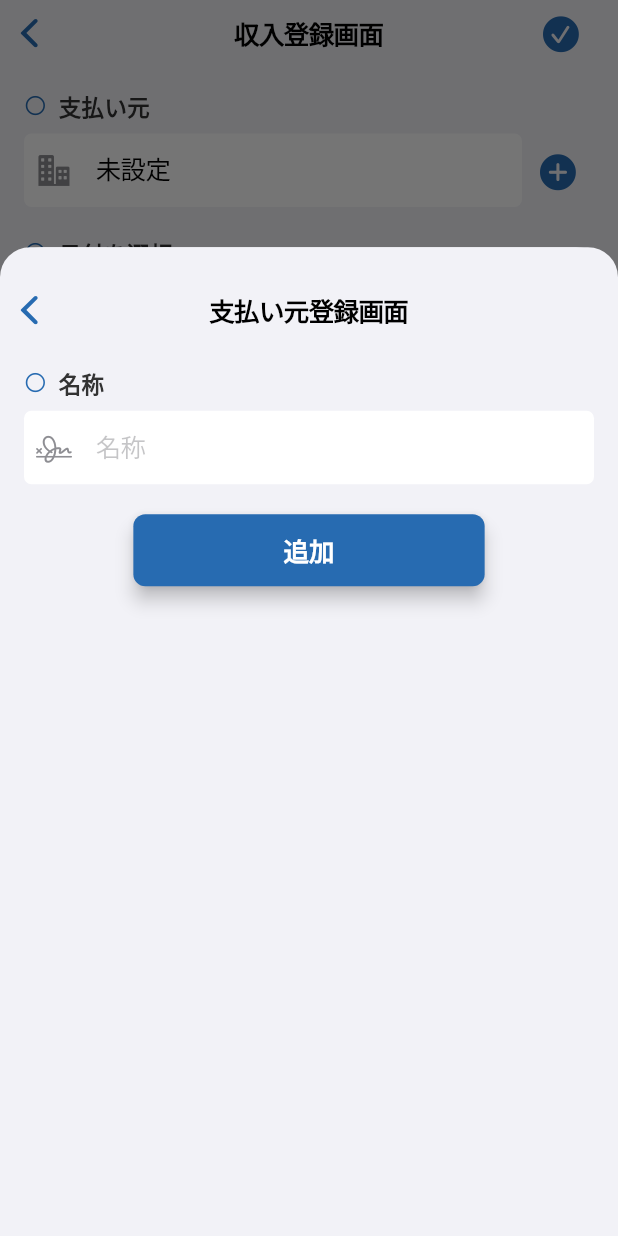
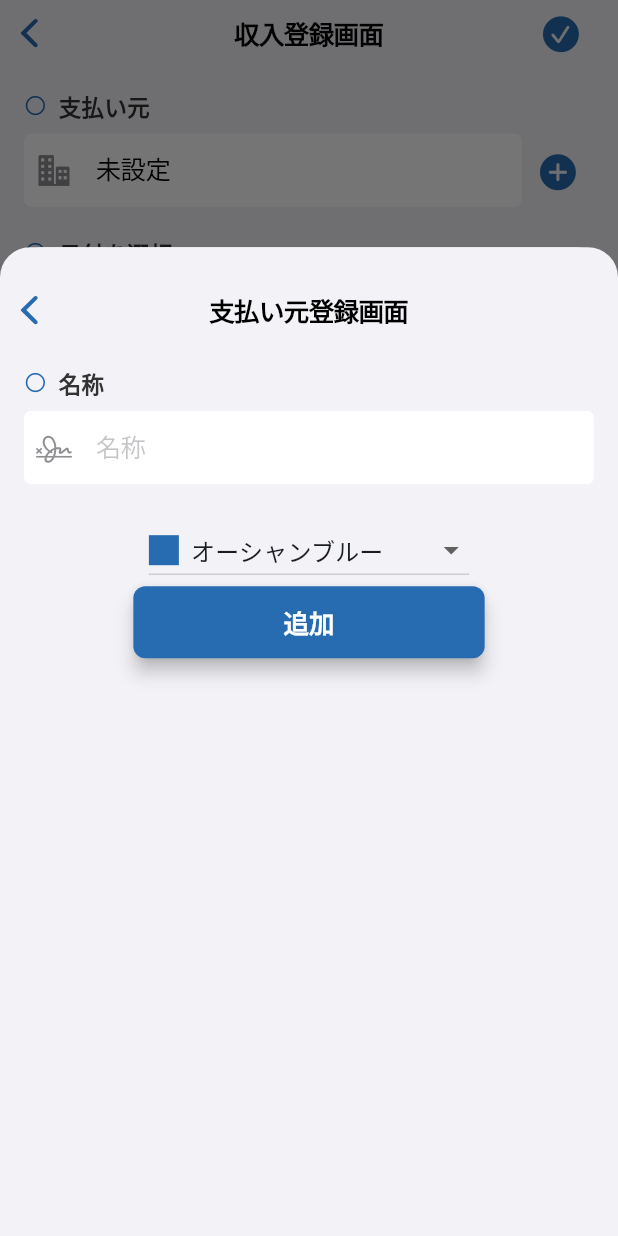
Before and after one commit to amefure/Flutter-Salary-App, a Flutter app: the InputSalaryView screen opened directly, after a tap on an icon or button, on a phone screen of 412 x 824 dp. Run offline on Flutter 3.47's test engine with Material 3 defaults, Android fonts, the phone set to English and light mode, and no system bars; our stand-ins replace realm, shared_preferences, webview_flutter; accounts and stored records are empty; generated files the repository leaves out were written again.

Commit message:
カラーを変更できるように修正

```diff
--- a/lib/viewmodels/payment_source_viewmodel.dart
+++ b/lib/viewmodels/payment_source_viewmodel.dart
@@ -1,4 +1,5 @@
 import 'package:flutter/material.dart';
+import 'package:salary/models/thema_color.dart';
 import 'package:salary/repository/realm_repository.dart';
 import '../models/salary.dart';
 
@@ -31,11 +32,13 @@ class PaymentSourceViewModel extends ChangeNotifier {
   }
 
   /// 更新
-  void update(String id, String name) {
+  void update(String id, String name, ThemaColor color) {
     // 更新処理
     _repository.updateById(id, (PaymentSource paymentSource) {
       // 名称
       paymentSource.name = name;
+      // カラー
+      paymentSource.themaColor = color.value;
     });
     fetchAll();
   }
--- a/lib/views/components/custom_text_field_view.dart
+++ b/lib/views/components/custom_text_field_view.dart
@@ -6,6 +6,7 @@ class CustomTextField extends StatelessWidget {
   final TextEditingController controller;
   final String labelText;
   final IconData prefixIcon;
+  final Color prefixIconColor;
   final TextInputType keyboardType;
   final bool readOnly;
   final Function()? onTap;
@@ -15,6 +16,7 @@ class CustomTextField extends StatelessWidget {
     required this.controller,
     required this.labelText,
     required this.prefixIcon,
+    this.prefixIconColor = CupertinoColors.systemGrey,
     this.keyboardType = TextInputType.number,
     this.readOnly = false,
     this.onTap,
@@ -50,7 +52,7 @@ class CustomTextField extends StatelessWidget {
           padding: EdgeInsets.symmetric(vertical: 12, horizontal: 16),
           prefix: Padding(
             padding: const EdgeInsets.only(left: 8),
-            child: Icon(prefixIcon, color: CupertinoColors.systemGrey),
+            child: Icon(prefixIcon, color: prefixIconColor),
           ),
           decoration: BoxDecoration(
             color: CupertinoColors.white, // 背景色
--- a/lib/views/domain/detail_salary_view.dart
+++ b/lib/views/domain/detail_salary_view.dart
@@ -65,9 +65,9 @@ class _DetailSalaryViewState extends State<DetailSalaryView> {
 
   /// 編集画面表示
   void _editSalary(Salary salary) {
-    Navigator.of(
-      context,
-    ).push(CupertinoPageRoute(builder: (context) => InputSalaryView(salary: salary)));
+    Navigator.of(context).push(
+      CupertinoPageRoute(builder: (context) => InputSalaryView(salary: salary)),
+    );
   }
 
   void _deleteSalary(
@@ -108,7 +108,12 @@ class _DetailSalaryViewState extends State<DetailSalaryView> {
         backgroundColor: CustomColors.foundation,
         body: SafeArea(
           child: SingleChildScrollView(
-            child: Column(
+            child: Consumer<SalaryViewModel>(
+              builder: (context, viewModel, child) {
+                if (viewModel.salaries.isEmpty) {
+                  return Center(child: Text('データがありません'));
+                }
+                return Column(
                   mainAxisAlignment: MainAxisAlignment.center,
                   crossAxisAlignment: CrossAxisAlignment.center,
                   children: [
@@ -130,6 +135,8 @@ class _DetailSalaryViewState extends State<DetailSalaryView> {
                     ),
                     const SizedBox(height: 500),
                   ],
+                );
+              },
             ),
           ),
         ),
--- a/lib/views/domain/input/input_payment_source.dart
+++ b/lib/views/domain/input/input_payment_source.dart
@@ -3,6 +3,7 @@ import 'package:flutter/material.dart';
 import 'package:provider/provider.dart';
 import 'package:realm/realm.dart';
 import 'package:salary/models/salary.dart';
+import 'package:salary/models/thema_color.dart';
 import 'package:salary/utilitys/custom_colors.dart';
 import 'package:salary/viewmodels/payment_source_viewmodel.dart';
 import 'package:salary/views/components/custom_elevated_button.dart';
@@ -19,6 +20,7 @@ class InputPaymentSourceView extends StatefulWidget {
 
 class _InputPaymentSourceViewState extends State<InputPaymentSourceView> {
   final TextEditingController _nameController = TextEditingController();
+  ThemaColor selectedColor = ThemaColor.gray;
 
   @override
   void initState() {
@@ -64,7 +66,7 @@ class _InputPaymentSourceViewState extends State<InputPaymentSourceView> {
         color: CustomColors.foundation,
         borderRadius: BorderRadius.vertical(top: Radius.circular(20)),
       ),
-      height:  MediaQuery.of(context).size.height * 0.8,
+      height: MediaQuery.of(context).size.height * 0.8,
       child: CupertinoPageScaffold(
         backgroundColor: CustomColors.foundation,
         navigationBar: CupertinoNavigationBar(
@@ -86,6 +88,15 @@ class _InputPaymentSourceViewState extends State<InputPaymentSourceView> {
                 ),
 
                 SizedBox(height: 20),
+
+                _ThemaColorPicker(
+                  onColorSelected: (color) {
+                    setState(() {
+                      selectedColor = color;
+                    });
+                  },
+                ),
+
                 CustomElevatedButton(
                   text: widget.paymentSource == null ? "追加" : "更新",
                   onPressed: () {
@@ -96,11 +107,13 @@ class _InputPaymentSourceViewState extends State<InputPaymentSourceView> {
                         context.read<PaymentSourceViewModel>().update(
                           paymentSource.id,
                           name,
+                          selectedColor
                         );
                       } else {
                         final payment = PaymentSource(
                           Uuid.v4().toString(),
                           name,
+                          selectedColor.value,
                         );
                         context.read<PaymentSourceViewModel>().add(payment);
                       }
@@ -119,3 +132,54 @@ class _InputPaymentSourceViewState extends State<InputPaymentSourceView> {
     );
   }
 }
+
+// カラーピッカー UI
+class _ThemaColorPicker extends StatefulWidget {
+  final Function(ThemaColor) onColorSelected;
+
+  const _ThemaColorPicker({
+    Key? key,
+    required this.onColorSelected,
+  }) : super(key: key);
+
+  @override
+  _ThemaColorPickerState createState() => _ThemaColorPickerState();
+}
+
+class _ThemaColorPickerState extends State<_ThemaColorPicker> {
+  late ThemaColor selectedColor;
+
+  @override
+  void initState() {
+    super.initState();
+    selectedColor = ThemaColor.blue;
+  }
+
+  @override
+  Widget build(BuildContext context) {
+    return DropdownButton<ThemaColor>(
+      value: selectedColor,
+      items:
+          ThemaColor.values.map((color) {
+            return DropdownMenuItem(
+              value: color,
+              child: Row(
+                children: [
+                  Container(width: 20, height: 20, color: color.color),
+                  const SizedBox(width: 8),
+                  Text(color.toName()),
+                ],
+              ),
+            );
+          }).toList(),
+      onChanged: (color) {
+        if (color != null) {
+          setState(() {
+            selectedColor = color;
+          });
+          widget.onColorSelected(color);
+        }
+      },
+    );
+  }
+}
--- a/lib/views/domain/input/input_salary_view.dart
+++ b/lib/views/domain/input/input_salary_view.dart
@@ -34,6 +34,7 @@ class _InputSalaryViewState extends State<InputSalaryView> {
 
   /// 支払い元一覧
   List<PaymentSource> _paymentSources = [];
+  PaymentSource? selectPaymentSource;
 
   /// 作成日(給料支給日)
   DateTime _createdAt = DateTime.now();
@@ -187,17 +188,6 @@ class _InputSalaryViewState extends State<InputSalaryView> {
       return;
     }
 
-    final selectName = _paymentSourceController.text;
-    PaymentSource? paymentSource;
-    try {
-      paymentSource = _paymentSources.firstWhere(
-        (source) => source.name == selectName,
-      );
-    } catch (e) {
-      // 一致しない場合はnullを代入
-      paymentSource = null;
-    }
-
     final newSalary = Salary(
       Uuid.v4().toString(),
       paymentAmount,
@@ -206,7 +196,7 @@ class _InputSalaryViewState extends State<InputSalaryView> {
       _createdAt,
       paymentAmountItems: _paymentAmountItems,
       deductionAmountItems: _deductionAmountItems,
-      source: paymentSource,
+      source: selectPaymentSource,
     );
 
     if (widget.salary case Salary salary) {
@@ -273,6 +263,14 @@ class _InputSalaryViewState extends State<InputSalaryView> {
     return CupertinoActionSheetAction(
       onPressed: () {
         _paymentSourceController.text = option;
+        try {
+          selectPaymentSource = _paymentSources.firstWhere(
+            (source) => source.name == option,
+          );
+        } catch (e) {
+          // 一致しない場合はnullを代入
+          selectPaymentSource = null;
+        }
         Navigator.pop(context);
       },
       child: Text(option),
@@ -317,7 +315,10 @@ class _InputSalaryViewState extends State<InputSalaryView> {
       body: CupertinoPageScaffold(
         backgroundColor: CustomColors.foundation,
         navigationBar: CupertinoNavigationBar(
-          middle: widget.salary == null ? const Text('収入登録画面') : const Text('収入更新画面'),
+          middle:
+              widget.salary == null
+                  ? const Text('収入登録画面')
+                  : const Text('収入更新画面'),
           trailing: CupertinoButton(
             padding: EdgeInsets.zero,
             onPressed: () {
@@ -345,6 +346,9 @@ class _InputSalaryViewState extends State<InputSalaryView> {
                             controller: _paymentSourceController,
                             labelText: "支払い元",
                             prefixIcon: CupertinoIcons.building_2_fill,
+                            prefixIconColor:
+                                selectPaymentSource?.themaColorEnum.color ??
+                                CupertinoColors.systemGrey,
                             readOnly: true,
                             onTap:
                                 () => _showPaymentSourcePicker(
```
Also changed, not shown: lib/views/domain/list_salary_view.dart (+23 -10 lines), lib/views/setting/list_payment_source_view.dart (+5 -5 lines). Lines whose indentation alone changed are shown as unchanged.
